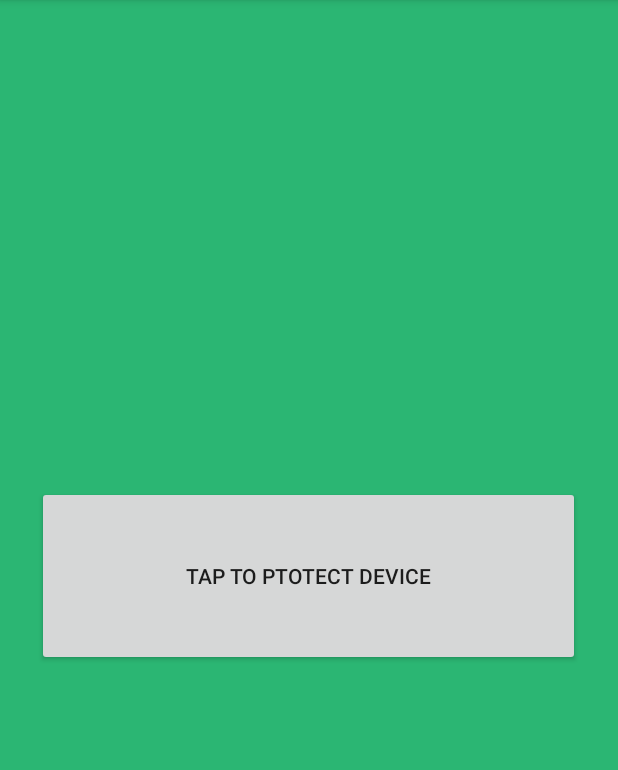
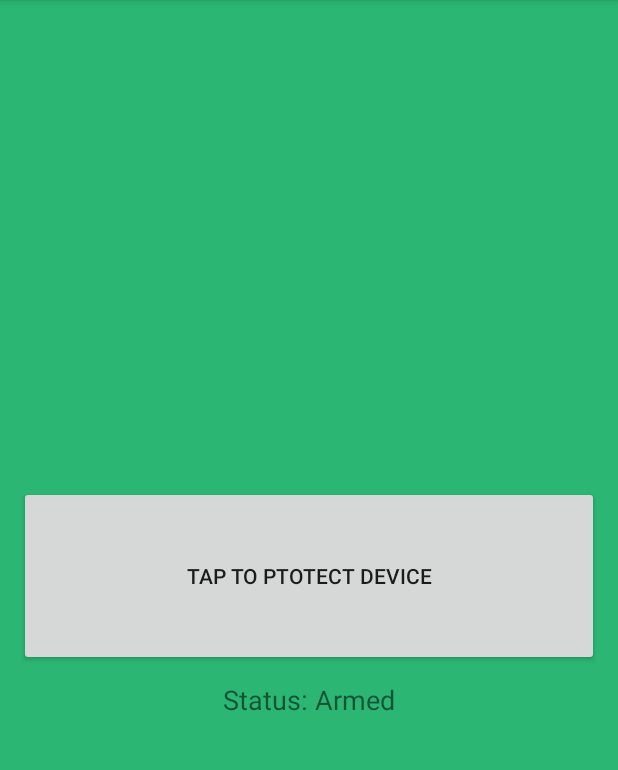
Before and after one commit to Lissy93/anti-theft-charge, an Android app: the screen it shows after launch (MainActivity), in the options menu, after a tap on "Arm/ Disarm", on a phone screen of 412 x 824 dp, the part 84-854 px from its top. Run offline under Robolectric (Android 15) with nearby library versions, the phone set to English and light mode, and no system bars; libraries missing offline, so code that uses them is left out: com.dx.dxloadingbutton, com.github.javiersantos.materialstyleddialogs; plain views replace LoadingButton; 6 statements that could not run were skipped.

Commit message:
Added new status label

```diff
--- a/app/src/main/java/com/aliciasykes/anti_theft_charge/MainActivity.kt
+++ b/app/src/main/java/com/aliciasykes/anti_theft_charge/MainActivity.kt
@@ -14,13 +14,16 @@ import com.github.javiersantos.materialstyleddialogs.MaterialStyledDialog
 import android.view.Menu
 import android.view.MenuItem
 import android.content.SharedPreferences
+import android.widget.TextView
 
 
 class MainActivity : AppCompatActivity() {
 
     private var armed: Boolean = false // Is the device armed?
     private var prefrences: SharedPreferences? = null // Reference to SharedPreferences
+
     private lateinit var toggleButton: LoadingButton // Reference to the main toggle button
+    private lateinit var statusLabel: TextView // Reference to the status label
 
 
     override fun onCreate(savedInstanceState: Bundle?) {
@@ -35,6 +38,13 @@ class MainActivity : AppCompatActivity() {
         toggleButton.setOnClickListener(View.OnClickListener() {
             toggleDeviceArming()
         })
+
+        /* Set reference to the status label */
+        statusLabel = findViewById(R.id.status_label)
+
+        /* Put app into correct (armed/disarmed) state */
+        //todo check state
+        disarmDevice()
     }
 
     override fun onResume() {
@@ -71,7 +81,8 @@ class MainActivity : AppCompatActivity() {
         toggleButton.startLoading()
         Handler().postDelayed({
             toggleButton.loadingSuccessful()
-            updateBackgroundColor(R.color.colorSafe)
+            updateBackgroundColor(R.color.colorSafe) // Set bg color
+            statusLabel.text = getString(R.string.status_label_armed) // set label text
         }, 500)
         armed = true
     }
@@ -83,6 +94,7 @@ class MainActivity : AppCompatActivity() {
     private fun disarmDevice(){
         toggleButton.reset()
         updateBackgroundColor()
+        statusLabel.text = getString(R.string.status_label_unarmed)
         armed = false
     }
 
--- a/app/src/main/res/layout/activity_main.xml
+++ b/app/src/main/res/layout/activity_main.xml
@@ -20,7 +20,7 @@
             android:layout_height="120dp"
             android:layout_centerHorizontal="true"
             android:layout_centerVertical="true"
-            android:layout_marginLeft="50dp"
+            android:layout_marginLeft="25dp"
             android:contentDescription="@string/strToggleDescription"
             android:text="@string/toggleATC"
             app:lb_btnColor="@color/colorNeutral"
@@ -30,6 +30,16 @@
             app:lb_disabledTextColor="@color/colorPrimaryDark"
             app:lb_resetAfterFailed="true"
             app:lb_textColor="@color/colorAccent" />
+
+        <TextView
+            android:id="@+id/status_label"
+            android:layout_width="wrap_content"
+            android:layout_height="wrap_content"
+            android:layout_below="@+id/toggleButton"
+            android:layout_centerHorizontal="true"
+            android:layout_marginTop="10dp"
+            android:text="@string/status_label"
+            android:textSize="18sp" />
     </RelativeLayout>
 
 </android.support.constraint.ConstraintLayout>
--- a/app/src/main/res/values/strings.xml
+++ b/app/src/main/res/values/strings.xml
@@ -6,4 +6,7 @@
     <string name="how_to_use">How to Use</string>
     <string name="report_a_bug">Report a Bug</string>
     <string name="about">About</string>
+    <string name="status_label">Status:</string>
+    <string name="status_label_armed">Status: Armed</string>
+    <string name="status_label_unarmed">Status: Ready, Unarmed</string>
 </resources>
```
